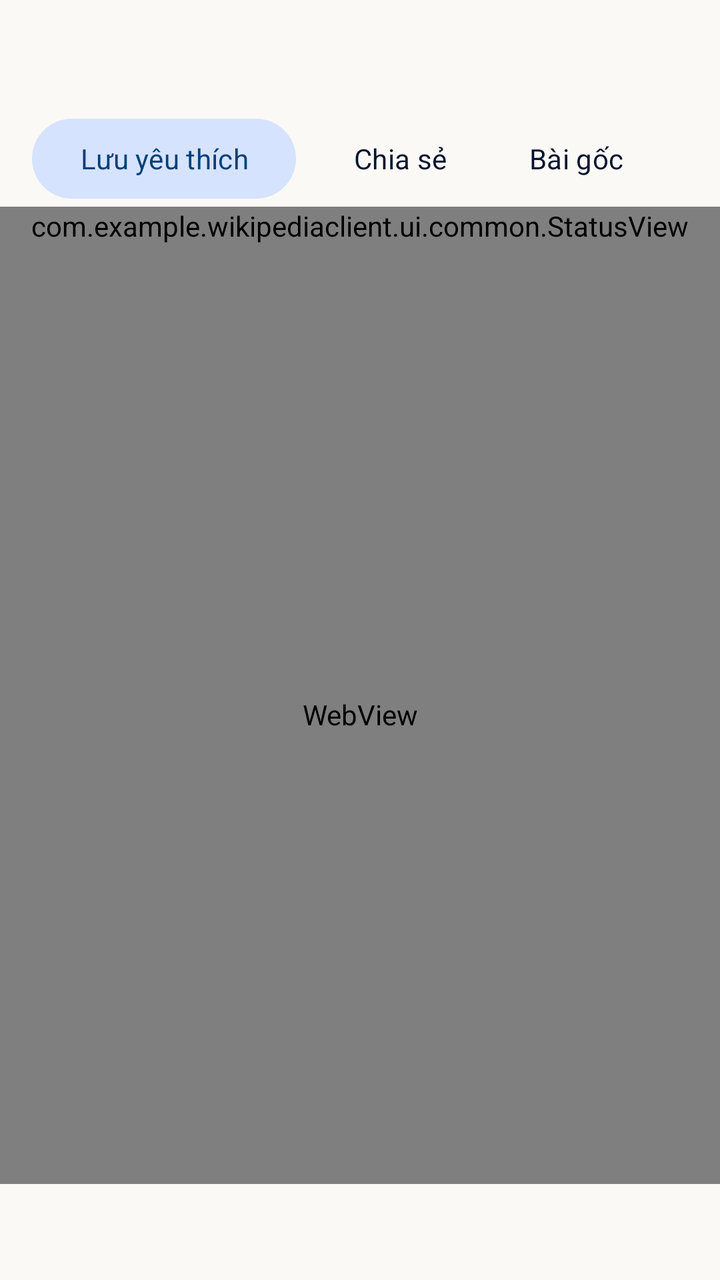
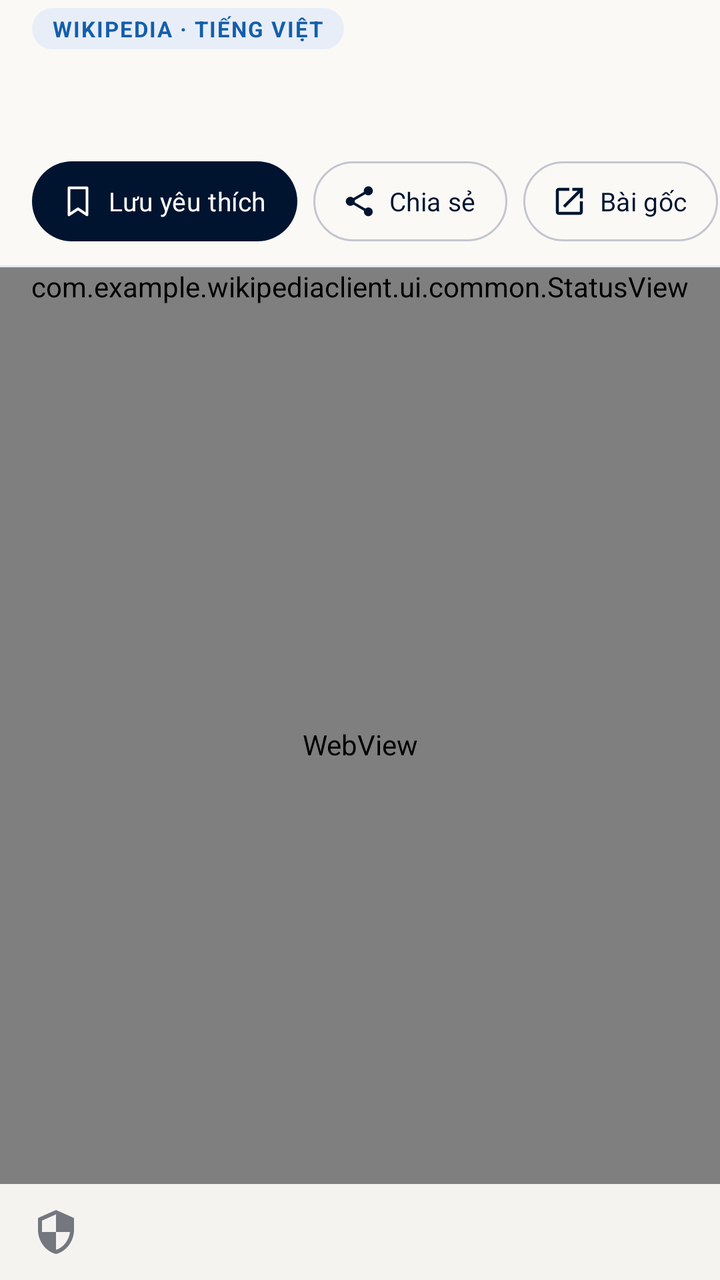

An Android layout rendered at two revisions. The XML below is the earlier revision; the diff shows what the commit changed to produce the second picture.
<!-- AndroidManifest.xml: application theme Theme.WikipediaClient -->
<!-- res/layout/fragment_article.xml -->
<?xml version="1.0" encoding="utf-8"?>
<LinearLayout xmlns:android="http://schemas.android.com/apk/res/android"
    android:layout_width="match_parent" android:layout_height="match_parent" android:orientation="vertical">
    <TextView android:id="@+id/article_title" android:layout_width="match_parent"
        android:layout_height="wrap_content" android:paddingStart="@dimen/page_gutter"
        android:paddingEnd="@dimen/page_gutter" android:paddingTop="12dp" android:paddingBottom="8dp"
        android:fontFamily="serif" android:textColor="@color/primary" android:textSize="26sp"
        android:maxLines="3" android:ellipsize="end" android:textStyle="bold" />
    <HorizontalScrollView android:layout_width="match_parent" android:layout_height="wrap_content" android:scrollbars="none">
        <LinearLayout android:layout_width="wrap_content" android:layout_height="wrap_content"
            android:paddingStart="@dimen/page_gutter" android:paddingEnd="@dimen/page_gutter" android:orientation="horizontal">
            <com.google.android.material.button.MaterialButton android:id="@+id/action_save"
                style="@style/Widget.Material3.Button.TonalButton" android:layout_width="wrap_content"
                android:layout_height="wrap_content" android:minHeight="48dp" android:text="@string/reader_bookmark_add" />
            <com.google.android.material.button.MaterialButton android:id="@+id/action_share"
                style="@style/Widget.Material3.Button.TextButton" android:layout_width="wrap_content"
                android:layout_height="wrap_content" android:layout_marginStart="8dp" android:minHeight="48dp"
                android:text="@string/reader_share_link" android:contentDescription="@string/share_article" />
            <com.google.android.material.button.MaterialButton android:id="@+id/btn_view_original"
                style="@style/Widget.Material3.Button.TextButton" android:layout_width="wrap_content"
                android:layout_height="wrap_content" android:minHeight="48dp" android:text="@string/reader_source" android:contentDescription="@string/reader_view_original" />
        </LinearLayout>
    </HorizontalScrollView>
    <com.google.android.material.button.MaterialButton android:id="@+id/bookmark_retry"
        style="@style/Widget.Material3.Button.TextButton" android:layout_width="match_parent"
        android:layout_height="wrap_content" android:minHeight="48dp" android:visibility="gone"
        android:text="@string/reader_bookmark_retry" />
    <com.example.wikipediaclient.ui.common.StatusView android:id="@+id/status"
        android:layout_width="match_parent" android:layout_height="wrap_content" />
    <WebView android:id="@+id/article_body" android:layout_width="match_parent"
        android:layout_height="0dp" android:layout_weight="1" android:saveEnabled="false"
        android:contentDescription="@string/reader_content_description" />
    <TextView android:id="@+id/article_license" android:layout_width="match_parent"
        android:layout_height="wrap_content" android:minHeight="48dp" android:gravity="center_vertical"
        android:background="?attr/selectableItemBackground" android:paddingStart="@dimen/page_gutter"
        android:paddingEnd="@dimen/page_gutter" android:paddingTop="8dp" android:paddingBottom="8dp"
        android:textColor="@color/on_surface_variant" android:textSize="12sp" />
</LinearLayout>
<!-- resources referenced by this layout -->
<resources>
  <color name="primary">#00142F</color>
  <dimen name="page_gutter">16dp</dimen>
  <color name="on_primary">#FFFFFF</color>
  <color name="secondary">#145FAB</color>
  <color name="on_secondary">#FFFFFF</color>
  <color name="surface">#FBF9F6</color>
  <color name="on_surface">#1B1C1A</color>
  <!-- unchanged entries left out for length: 17 -->
</resources>

<!-- the commit's change to res/layout/fragment_article.xml (unified diff, before → after) -->
@@ -1,38 +1,133 @@
 <?xml version="1.0" encoding="utf-8"?>
 <LinearLayout xmlns:android="http://schemas.android.com/apk/res/android"
-    android:layout_width="match_parent" android:layout_height="match_parent" android:orientation="vertical">
-    <TextView android:id="@+id/article_title" android:layout_width="match_parent"
-        android:layout_height="wrap_content" android:paddingStart="@dimen/page_gutter"
-        android:paddingEnd="@dimen/page_gutter" android:paddingTop="12dp" android:paddingBottom="8dp"
-        android:fontFamily="serif" android:textColor="@color/primary" android:textSize="26sp"
-        android:maxLines="3" android:ellipsize="end" android:textStyle="bold" />
-    <HorizontalScrollView android:layout_width="match_parent" android:layout_height="wrap_content" android:scrollbars="none">
-        <LinearLayout android:layout_width="wrap_content" android:layout_height="wrap_content"
-            android:paddingStart="@dimen/page_gutter" android:paddingEnd="@dimen/page_gutter" android:orientation="horizontal">
-            <com.google.android.material.button.MaterialButton android:id="@+id/action_save"
-                style="@style/Widget.Material3.Button.TonalButton" android:layout_width="wrap_content"
-                android:layout_height="wrap_content" android:minHeight="48dp" android:text="@string/reader_bookmark_add" />
-            <com.google.android.material.button.MaterialButton android:id="@+id/action_share"
-                style="@style/Widget.Material3.Button.TextButton" android:layout_width="wrap_content"
-                android:layout_height="wrap_content" android:layout_marginStart="8dp" android:minHeight="48dp"
-                android:text="@string/reader_share_link" android:contentDescription="@string/share_article" />
-            <com.google.android.material.button.MaterialButton android:id="@+id/btn_view_original"
-                style="@style/Widget.Material3.Button.TextButton" android:layout_width="wrap_content"
-                android:layout_height="wrap_content" android:minHeight="48dp" android:text="@string/reader_source" android:contentDescription="@string/reader_view_original" />
+    xmlns:app="http://schemas.android.com/apk/res-auto"
+    android:layout_width="match_parent"
+    android:layout_height="match_parent"
+    android:orientation="vertical">
+
+    
+    <TextView
+        android:id="@+id/article_source"
+        android:layout_width="wrap_content"
+        android:layout_height="wrap_content"
+        android:layout_marginStart="@dimen/page_gutter"
+        android:layout_marginTop="4dp"
+        android:background="@drawable/bg_badge_secondary"
+        android:paddingStart="10dp"
+        android:paddingTop="3dp"
+        android:paddingEnd="10dp"
+        android:paddingBottom="3dp"
+        android:text="@string/bookmark_source"
+        android:textAppearance="@style/TextAppearance.WikiRead.Overline" />
+
+    <TextView
+        android:id="@+id/article_title"
+        android:layout_width="match_parent"
+        android:layout_height="wrap_content"
+        android:ellipsize="end"
+        android:fontFamily="serif"
+        android:lineSpacingExtra="2dp"
+        android:maxLines="3"
+        android:paddingStart="@dimen/page_gutter"
+        android:paddingTop="8dp"
+        android:paddingEnd="@dimen/page_gutter"
+        android:paddingBottom="6dp"
+        android:textColor="@color/primary"
+        android:textSize="28sp"
+        android:textStyle="bold" />
+
+    <HorizontalScrollView
+        android:layout_width="match_parent"
+        android:layout_height="wrap_content"
+        android:clipToPadding="false"
+        android:paddingStart="@dimen/page_gutter"
+        android:paddingEnd="@dimen/page_gutter"
+        android:scrollbars="none">
+
+        <LinearLayout
+            android:layout_width="wrap_content"
+            android:layout_height="wrap_content"
+            android:orientation="horizontal">
+
+            <com.google.android.material.button.MaterialButton
+                android:id="@+id/action_save"
+                style="@style/Widget.Material3.Button"
+                android:layout_width="wrap_content"
+                android:layout_height="wrap_content"
+                android:minHeight="48dp"
+                android:paddingStart="14dp"
+                android:paddingEnd="16dp"
+                android:text="@string/reader_bookmark_add"
+                android:textSize="13sp"
+                app:icon="@drawable/ic_bookmark"
+                app:iconPadding="6dp"
+                app:iconSize="18dp" />
+
+            <com.google.android.material.button.MaterialButton
+                android:id="@+id/action_share"
+                style="@style/Widget.WikiRead.ReaderAction"
+                android:layout_width="wrap_content"
+                android:layout_height="wrap_content"
+                android:layout_marginStart="8dp"
+                android:contentDescription="@string/share_article"
+                android:text="@string/reader_share_link"
+                app:icon="@drawable/ic_share" />
+
+            <com.google.android.material.button.MaterialButton
+                android:id="@+id/btn_view_original"
+                style="@style/Widget.WikiRead.ReaderAction"
+                android:layout_width="wrap_content"
+                android:layout_height="wrap_content"
+                android:layout_marginStart="8dp"
+                android:contentDescription="@string/reader_view_original"
+                android:text="@string/reader_source"
+                app:icon="@drawable/ic_open_in_new" />
         </LinearLayout>
     </HorizontalScrollView>
-    <com.google.android.material.button.MaterialButton android:id="@+id/bookmark_retry"
-        style="@style/Widget.Material3.Button.TextButton" android:layout_width="match_parent"
-        android:layout_height="wrap_content" android:minHeight="48dp" android:visibility="gone"
-        android:text="@string/reader_bookmark_retry" />
-    <com.example.wikipediaclient.ui.common.StatusView android:id="@+id/status"
-        android:layout_width="match_parent" android:layout_height="wrap_content" />
-    <WebView android:id="@+id/article_body" android:layout_width="match_parent"
-        android:layout_height="0dp" android:layout_weight="1" android:saveEnabled="false"
-        android:contentDescription="@string/reader_content_description" />
-    <TextView android:id="@+id/article_license" android:layout_width="match_parent"
-        android:layout_height="wrap_content" android:minHeight="48dp" android:gravity="center_vertical"
-        android:background="?attr/selectableItemBackground" android:paddingStart="@dimen/page_gutter"
-        android:paddingEnd="@dimen/page_gutter" android:paddingTop="8dp" android:paddingBottom="8dp"
-        android:textColor="@color/on_surface_variant" android:textSize="12sp" />
+
+    <com.google.android.material.button.MaterialButton
+        android:id="@+id/bookmark_retry"
+        style="@style/Widget.Material3.Button.TextButton"
+        android:layout_width="match_parent"
+        android:layout_height="wrap_content"
+        android:minHeight="48dp"
+        android:text="@string/reader_bookmark_retry"
+        android:textColor="@color/error"
+        android:visibility="gone" />
+
+    <View
+        android:layout_width="match_parent"
+        android:layout_height="1dp"
+        android:layout_marginTop="8dp"
+        android:background="@color/divider" />
+
+    <com.example.wikipediaclient.ui.common.StatusView
+        android:id="@+id/status"
+        android:layout_width="match_parent"
+        android:layout_height="wrap_content" />
+
+    <WebView
+        android:id="@+id/article_body"
+        android:layout_width="match_parent"
+        android:layout_height="0dp"
+        android:layout_weight="1"
+        android:contentDescription="@string/reader_content_description"
+        android:saveEnabled="false" />
+
+    <TextView
+        android:id="@+id/article_license"
+        android:layout_width="match_parent"
+        android:layout_height="wrap_content"
+        android:background="@color/surface_container_low"
+        android:drawablePadding="8dp"
+        android:gravity="center_vertical"
+        android:minHeight="48dp"
+        android:paddingStart="@dimen/page_gutter"
+        android:paddingTop="8dp"
+        android:paddingEnd="@dimen/page_gutter"
+        android:paddingBottom="8dp"
+        android:textColor="@color/on_surface_variant"
+        android:textSize="12sp"
+        app:drawableStartCompat="@drawable/ic_shield"
+        app:drawableTint="@color/outline" />
 </LinearLayout>
<!-- resource entries referenced after the edit -->
@@ -1,9 +1,78 @@
 <!-- resources referenced by this layout -->
 <resources>
+  <color name="divider">#E2E8F0</color>
+  <color name="error">#BA1A1A</color>
+  <color name="outline">#74777F</color>
   <color name="primary">#00142F</color>
+  <color name="surface_container_low">#F5F3F0</color>
   <dimen name="page_gutter">16dp</dimen>
+  <!-- drawable bg_badge_secondary (drawable) -->
+  <?xml version="1.0" encoding="utf-8"?>
+  <shape xmlns:android="http://schemas.android.com/apk/res/android"
+      android:shape="rectangle">
+      <corners android:radius="99dp" />
+      <solid android:color="@color/badge_bg" />
+  </shape>
+  <!-- drawable ic_bookmark (drawable) -->
+  <vector xmlns:android="http://schemas.android.com/apk/res/android"
+      android:width="24dp" android:height="24dp" android:viewportWidth="24" android:viewportHeight="24">
+      <path android:pathData="M6,3L18,3L18,21L12,17L6,21Z" android:fillColor="@android:color/transparent"
+          android:strokeColor="@color/primary" android:strokeWidth="1.8"
+          android:strokeLineCap="round" android:strokeLineJoin="round" />
+  </vector>
+  <!-- drawable ic_open_in_new (drawable) -->
+  <vector xmlns:android="http://schemas.android.com/apk/res/android"
+      android:width="24dp"
+      android:height="24dp"
+      android:viewportWidth="24"
+      android:viewportHeight="24">
+      <path
+          android:fillColor="@color/outline"
+          android:pathData="M19,19H5V5h7V3H5c-1.11,0 -2,0.9 -2,2v14c0,1.1 0.89,2 2,2h14c1.1,0 2,-0.9 2,-2v-7h-2v7zM14,3v2h3.59l-9.83,9.83 1.41,1.41L19,6.41V10h2V3h-7z" />
+  </vector>
+  <!-- drawable ic_share (drawable) -->
+  <vector xmlns:android="http://schemas.android.com/apk/res/android"
+      android:width="24dp"
+      android:height="24dp"
+      android:viewportWidth="24"
+      android:viewportHeight="24">
+      <path
+          android:fillColor="@color/outline"
+          android:pathData="M18,16.08c-0.76,0 -1.44,0.3 -1.96,0.77L8.91,12.7c0.05,-0.23 0.09,-0.46 0.09,-0.7s-0.04,-0.47 -0.09,-0.7l7.05,-4.11c0.54,0.5 1.25,0.81 2.04,0.81 1.66,0 3,-1.34 3,-3s-1.34,-3 -3,-3 -3,1.34 -3,3c0,0.24 0.04,0.47 0.09,0.7L8.04,9.81C7.5,9.31 6.79,9 6,9c-1.66,0 -3,1.34 -3,3s1.34,3 3,3c0.79,0 1.5,-0.31 2.04,-0.81l7.12,4.16c-0.05,0.21 -0.08,0.43 -0.08,0.65 0,1.61 1.31,2.92 2.92,2.92s2.92,-1.31 2.92,-2.92c0,-1.61 -1.31,-2.92 -2.92,-2.92z" />
+  </vector>
+  <!-- drawable ic_shield (drawable) -->
+  <vector xmlns:android="http://schemas.android.com/apk/res/android"
+      android:width="24dp"
+      android:height="24dp"
+      android:viewportWidth="24"
+      android:viewportHeight="24">
+      <path
+          android:fillColor="@color/secondary"
+          android:pathData="M12,1L3,5v6c0,5.55 3.84,10.74 9,12 5.16,-1.26 9,-6.45 9,-12V5l-9,-4zm0,10.99h7c-0.53,4.12 -3.28,7.79 -7,8.94V12H5V6.3l7,-3.11v8.8z" />
+  </vector>
+  <string name="bookmark_source">Wikipedia · Tiếng Việt</string>
+  <style name="TextAppearance.WikiRead.Overline" parent="TextAppearance.Material3.LabelSmall">
+          <item name="android:textSize">11sp</item>
+          <item name="android:textStyle">bold</item>
+          <item name="android:letterSpacing">0.06</item>
+          <item name="android:textAllCaps">true</item>
+          <item name="android:textColor">@color/secondary</item>
+      </style>
+  <style name="Widget.WikiRead.ReaderAction" parent="Widget.Material3.Button.OutlinedButton">
+          <item name="android:minHeight">48dp</item>
+          <item name="android:textSize">13sp</item>
+          <item name="android:textColor">@color/primary</item>
+          <item name="iconTint">@color/primary</item>
+          <item name="iconSize">18dp</item>
+          <item name="iconPadding">6dp</item>
+          <item name="strokeColor">@color/outline_variant</item>
+          <item name="android:paddingStart">14dp</item>
+          <item name="android:paddingEnd">16dp</item>
+      </style>
+  <color name="badge_bg">#E8EEF8</color>
   <color name="on_primary">#FFFFFF</color>
   <color name="secondary">#145FAB</color>
+  <color name="outline_variant">#C4C6CF</color>
   <color name="on_secondary">#FFFFFF</color>
   <color name="surface">#FBF9F6</color>
   <color name="on_surface">#1B1C1A</color>
